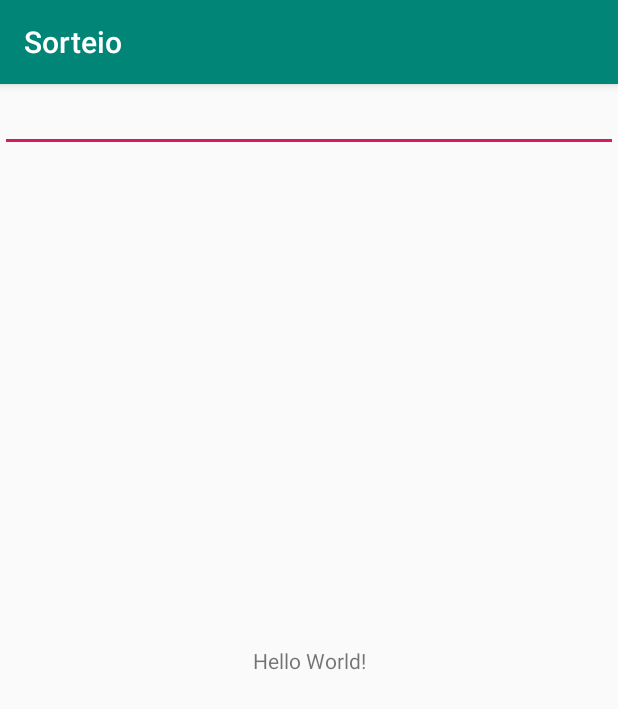
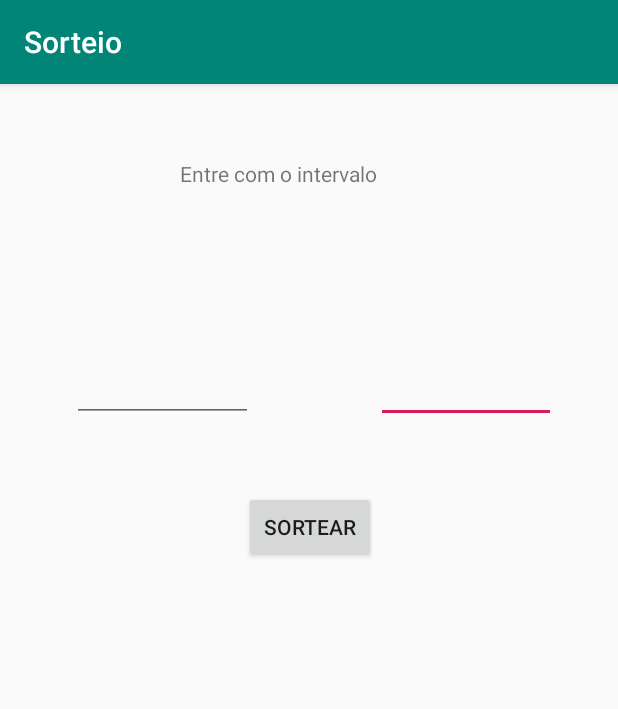
Before and after one commit to douglasmamuty/pocAndroidSorteio, an Android app: the screen it shows after launch (MainActivity), on a phone screen of 412 x 824 dp. Shown: the top 709 px of the screen. Run offline under Robolectric (Android 15) with nearby library versions, the phone set to English and light mode, and no system bars.

Commit message:
build view and logic to random number

```diff
--- a/app/src/main/java/br/ifsc/edu/sorteio/MainActivity.java
+++ b/app/src/main/java/br/ifsc/edu/sorteio/MainActivity.java
@@ -4,14 +4,47 @@ import androidx.appcompat.app.AppCompatActivity;
 
 import android.os.Bundle;
 import android.util.Log;
+import android.view.View;
+import android.widget.Button;
+import android.widget.EditText;
+import android.widget.TextView;
 
 public class MainActivity extends AppCompatActivity {
+
+    TextView textView;
+    EditText editTextFirst;
+    EditText editTextLast;
+    Button btnRandom;
+
+
+    public void copy(View view){
+
+    }
 
     @Override
     protected void onCreate(Bundle savedInstanceState) {
         super.onCreate(savedInstanceState);
         setContentView(R.layout.activity_main);
         Log.d("lifeCycleActiv", "onCreate");
+
+        editTextFirst = findViewById(R.id.textInputLeft);
+        editTextLast = findViewById(R.id.textInputRight);
+        textView = findViewById(R.id.textViewResultado);
+//
+        btnRandom = findViewById(R.id.btnRandom);
+        //bind function onclick by java
+        btnRandom.setOnClickListener(new View.OnClickListener(){
+            @Override
+            public void onClick(View view) {
+                int min = Integer.parseInt(editTextFirst.getText().toString());
+                int max = Integer.parseInt(editTextLast.getText().toString());
+                int random = (int) (Math.random() *  (max - min  + 1)) + min;
+                textView.setText(Integer.toString(random));
+            }
+        });
+
+
+
     }
 
     @Override
--- a/app/src/main/res/layout/activity_main.xml
+++ b/app/src/main/res/layout/activity_main.xml
@@ -7,17 +7,61 @@
     tools:context=".MainActivity">
 
     <TextView
+        android:id="@+id/textViewResultado"
         android:layout_width="wrap_content"
         android:layout_height="wrap_content"
-        android:text="Hello World!"
+        android:layout_marginBottom="370dp"
         app:layout_constraintBottom_toBottomOf="parent"
-        app:layout_constraintLeft_toLeftOf="parent"
-        app:layout_constraintRight_toRightOf="parent"
+        app:layout_constraintEnd_toEndOf="parent"
+        app:layout_constraintStart_toStartOf="parent"
+        app:layout_constraintTop_toBottomOf="@+id/btnRandom" />
+
+    <EditText
+        android:id="@+id/textInputLeft"
+        android:layout_width="0dp"
+        android:layout_height="wrap_content"
+        android:layout_marginEnd="41dp"
+        android:layout_marginBottom="542dp"
+        app:layout_constraintBottom_toBottomOf="parent"
+        app:layout_constraintEnd_toEndOf="parent"
+        app:layout_constraintStart_toEndOf="@+id/textInputRight"
+        app:layout_constraintTop_toBottomOf="@+id/textView"
+        app:layout_constraintVertical_bias="1.0" />
+
+    <Button
+        android:id="@+id/btnRandom"
+        android:layout_width="wrap_content"
+        android:layout_height="wrap_content"
+        android:layout_marginBottom="59dp"
+        android:text="Sortear"
+        app:layout_constraintBottom_toTopOf="@+id/textViewResultado"
+        app:layout_constraintEnd_toStartOf="@+id/textInputLeft"
+        app:layout_constraintTop_toBottomOf="@+id/textInputRight" />
+
+    <TextView
+        android:id="@+id/textView"
+        android:layout_width="170dp"
+        android:layout_height="0dp"
+        android:layout_marginTop="50dp"
+        android:layout_marginBottom="44dp"
+        android:text="Entre com o intervalo"
+        app:layout_constraintBottom_toTopOf="@+id/textInputRight"
+        app:layout_constraintEnd_toEndOf="parent"
+        app:layout_constraintHorizontal_bias="0.497"
+        app:layout_constraintStart_toStartOf="parent"
         app:layout_constraintTop_toTopOf="parent" />
 
     <EditText
-        android:layout_width="match_parent"
+        android:id="@+id/textInputRight"
+        android:layout_width="0dp"
         android:layout_height="wrap_content"
-        />
+        android:layout_marginStart="48dp"
+        android:layout_marginTop="32dp"
+        android:layout_marginEnd="82dp"
+        android:layout_marginBottom="46dp"
+        app:layout_constraintBottom_toTopOf="@+id/btnRandom"
+        app:layout_constraintEnd_toStartOf="@+id/textInputLeft"
+        app:layout_constraintStart_toStartOf="parent"
+        app:layout_constraintTop_toBottomOf="@+id/textView" />
 
 </androidx.constraintlayout.widget.ConstraintLayout>
```
